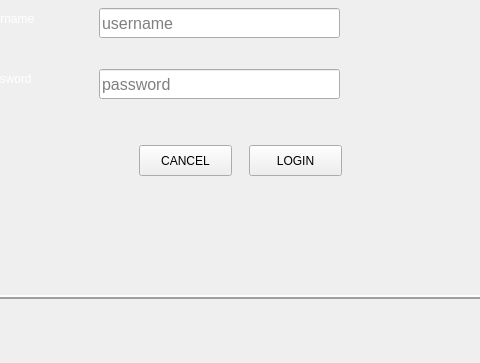
Before: the Qt Designer form minibus-route-native-application/ui/loginform.ui in nkszLedger/minibus-route-native-application, drawn with Qt 5; both pictures show x 301 to 781 and y 372 to 735 of the 976 by 735 pixel window.
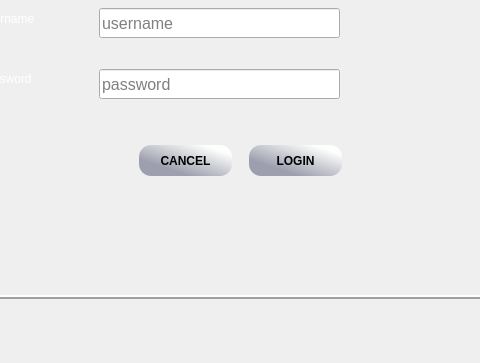
After: the same form once the commit is applied. Icons and pictures are not drawn.

Commit message: feat(homeform): Add home form to redirect users either to member verification or system user verification

What changed in the file:
```diff
--- a/minibus-route-native-application/ui/loginform.ui
+++ b/minibus-route-native-application/ui/loginform.ui
@@ -106,6 +106,15 @@
       <height>31</height>
      </rect>
     </property>
+    <property name="font">
+     <font>
+      <weight>75</weight>
+      <bold>true</bold>
+     </font>
+    </property>
+    <property name="styleSheet">
+     <string notr="true">QPushButton { background: qlineargradient(x1: 0, y1: 1, x2: 1, y2: 0, stop: 0.27 rgba(157, 159, 174, 1), stop: 0.85 rgba(254, 255, 253, 1)); background-position: top right; border-radius: 12px; }</string>
+    </property>
     <property name="text">
      <string>CANCEL</string>
     </property>
@@ -135,6 +144,15 @@
       <height>31</height>
      </rect>
     </property>
+    <property name="font">
+     <font>
+      <weight>75</weight>
+      <bold>true</bold>
+     </font>
+    </property>
+    <property name="styleSheet">
+     <string notr="true">QPushButton { background: qlineargradient(x1: 0, y1: 1, x2: 1, y2: 0, stop: 0.27 rgba(157, 159, 174, 1), stop: 0.85 rgba(254, 255, 253, 1)); background-position: top right; border-radius: 12px; }</string>
+    </property>
     <property name="text">
      <string>LOGIN</string>
     </property>
```
The commit also changes 3 other files.
